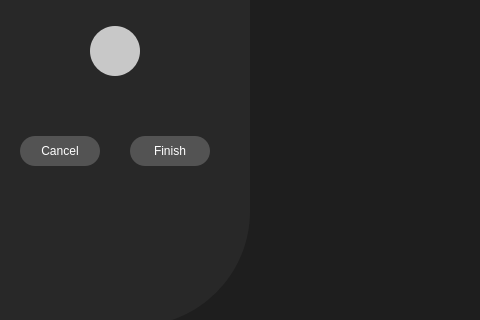
First picture: the form in main.ui, repository frknrnn/fiberScope_APP_PySide2_Basler, before the edit; both pictures show x 0 to 480 and y 350 to 670 of the 1200 by 800 pixel window.
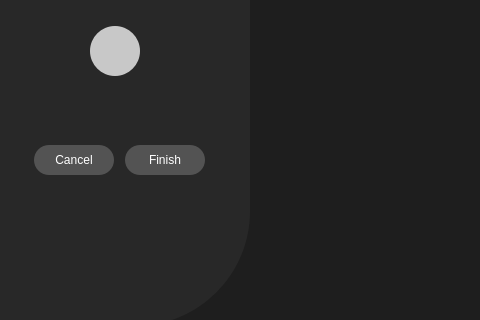
Second picture: the form after the edit. The open tabs and pages were chosen to show the change. Icons and pictures are not drawn.

Commit message: progress form eklendi

Patch:
```diff
--- a/main.ui
+++ b/main.ui
@@ -3828,78 +3828,53 @@
                   <enum>Qt::Horizontal</enum>
                  </property>
                 </widget>
-                <widget class="QPushButton" name="pushButton_finishProgress">
-                 <property name="geometry">
-                  <rect>
-                   <x>130</x>
-                   <y>310</y>
-                   <width>80</width>
-                   <height>30</height>
-                  </rect>
-                 </property>
-                 <property name="minimumSize">
-                  <size>
-                   <width>80</width>
-                   <height>30</height>
-                  </size>
-                 </property>
-                 <property name="maximumSize">
-                  <size>
-                   <width>80</width>
-                   <height>30</height>
-                  </size>
-                 </property>
-                 <property name="cursor">
-                  <cursorShape>PointingHandCursor</cursorShape>
-                 </property>
-                 <property name="styleSheet">
-                  <string notr="true">QPushButton{
-font: 63 10pt &quot;Segoe UI Semibold&quot;;
-color: rgb(255, 255, 255);
-background-color: rgba(150, 150, 150,100);
-border-radius:15px;
-border:none;
-background-repeat: no-repeat;
-background-position: center;
-}
-QPushButton::hover{
-background-color: rgb(0, 130, 0);
-border-radius:15px;
-border:none;
-background-repeat: no-repeat;
-background-position: center;
-}</string>
-                 </property>
-                 <property name="text">
-                  <string>Finish</string>
-                 </property>
-                </widget>
-                <widget class="QPushButton" name="pushButton_cancelProgress">
+                <widget class="QFrame" name="frame_14">
                  <property name="geometry">
                   <rect>
                    <x>20</x>
                    <y>310</y>
-                   <width>80</width>
-                   <height>30</height>
+                   <width>200</width>
+                   <height>48</height>
                   </rect>
                  </property>
                  <property name="minimumSize">
                   <size>
-                   <width>80</width>
-                   <height>30</height>
+                   <width>200</width>
+                   <height>0</height>
                   </size>
                  </property>
                  <property name="maximumSize">
                   <size>
-                   <width>80</width>
-                   <height>30</height>
+                   <width>200</width>
+                   <height>16777215</height>
                   </size>
                  </property>
-                 <property name="cursor">
-                  <cursorShape>PointingHandCursor</cursorShape>
+                 <property name="frameShape">
+                  <enum>QFrame::StyledPanel</enum>
                  </property>
-                 <property name="styleSheet">
-                  <string notr="true">QPushButton{
+                 <property name="frameShadow">
+                  <enum>QFrame::Raised</enum>
+                 </property>
+                 <layout class="QHBoxLayout" name="horizontalLayout_12">
+                  <item>
+                   <widget class="QPushButton" name="pushButton_cancelProgress">
+                    <property name="minimumSize">
+                     <size>
+                      <width>80</width>
+                      <height>30</height>
+                     </size>
+                    </property>
+                    <property name="maximumSize">
+                     <size>
+                      <width>80</width>
+                      <height>30</height>
+                     </size>
+                    </property>
+                    <property name="cursor">
+                     <cursorShape>PointingHandCursor</cursorShape>
+                    </property>
+                    <property name="styleSheet">
+                     <string notr="true">QPushButton{
 font: 63 10pt &quot;Segoe UI Semibold&quot;;
 color: rgb(255, 255, 255);
 background-color: rgba(150, 150, 150,100);
@@ -3915,10 +3890,53 @@
 background-repeat: no-repeat;
 background-position: center;
 }</string>
-                 </property>
-                 <property name="text">
-                  <string>Cancel</string>
-                 </property>
+                    </property>
+                    <property name="text">
+                     <string>Cancel</string>
+                    </property>
+                   </widget>
+                  </item>
+                  <item>
+                   <widget class="QPushButton" name="pushButton_finishProgress">
+                    <property name="minimumSize">
+                     <size>
+                      <width>80</width>
+                      <height>30</height>
+                     </size>
+                    </property>
+                    <property name="maximumSize">
+                     <size>
+                      <width>80</width>
+                      <height>30</height>
+                     </size>
+                    </property>
+                    <property name="cursor">
+                     <cursorShape>PointingHandCursor</cursorShape>
+                    </property>
+                    <property name="styleSheet">
+                     <string notr="true">QPushButton{
+font: 63 10pt &quot;Segoe UI Semibold&quot;;
+color: rgb(255, 255, 255);
+background-color: rgba(150, 150, 150,100);
+border-radius:15px;
+border:none;
+background-repeat: no-repeat;
+background-position: center;
+}
+QPushButton::hover{
+background-color: rgb(0, 130, 0);
+border-radius:15px;
+border:none;
+background-repeat: no-repeat;
+background-position: center;
+}</string>
+                    </property>
+                    <property name="text">
+                     <string>Finish</string>
+                    </property>
+                   </widget>
+                  </item>
+                 </layout>
                 </widget>
                </widget>
               </item>
```
Left out of the diff: 315 changed lines with no effect on the pictures. The commit also changes 4 other files.
